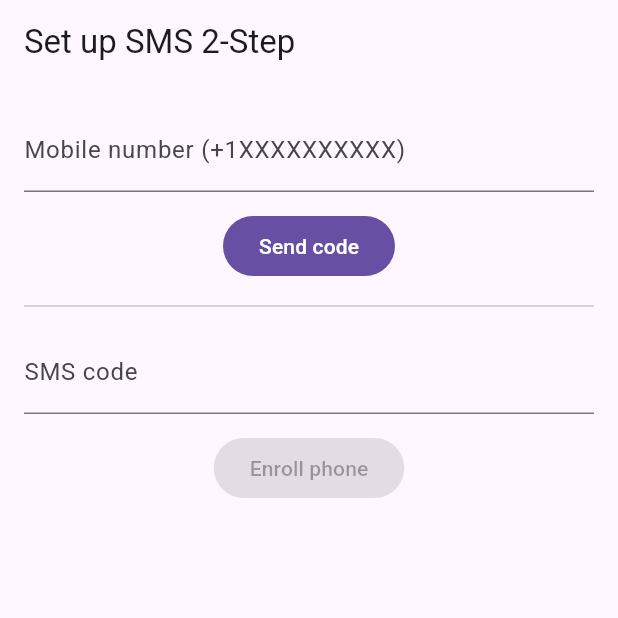
After one commit to barjr/ResQ, a Flutter app: the EnrollSmsMfaPage screen opened directly, on a phone screen of 412 x 824 dp, the top half of it. The commit adds this screen. Run offline on Flutter 3.47's test engine with Material 3 defaults, Android fonts, the phone set to English and light mode, and no system bars; our stand-ins replace cloud_firestore, cloud_functions, firebase_auth, firebase_core, firebase_messaging, speech_to_text; accounts and stored records are empty.

Commit message:
added pages

```diff
--- /dev/null
+++ b/lib/pages/enroll_sms_mfa.dart
@@ -0,0 +1,128 @@
+// lib/pages/enroll_sms_mfa_page.dart
+import 'package:flutter/material.dart';
+import 'package:firebase_auth/firebase_auth.dart';
+import 'package:resq/services/role_router.dart';
+
+class EnrollSmsMfaPage extends StatefulWidget {
+  final String? phonePrefill;
+  const EnrollSmsMfaPage({super.key, this.phonePrefill});
+
+  @override
+  State<EnrollSmsMfaPage> createState() => _EnrollSmsMfaPageState();
+}
+
+class _EnrollSmsMfaPageState extends State<EnrollSmsMfaPage> {
+  final _phoneCtrl = TextEditingController();
+  final _codeCtrl = TextEditingController();
+  String? _verificationId;
+  bool _sending = false;
+
+  @override
+  void initState() {
+    super.initState();
+    if (widget.phonePrefill != null && widget.phonePrefill!.isNotEmpty) {
+      _phoneCtrl.text = widget.phonePrefill!;
+    }
+  }
+
+  Future<void> _sendCode() async {
+    final user = FirebaseAuth.instance.currentUser!;
+    if (!user.emailVerified) {
+      ScaffoldMessenger.of(context).showSnackBar(
+        const SnackBar(content: Text('Verify email first')),
+      );
+      return;
+    }
+
+    setState(() => _sending = true);
+    try {
+      final session = await user.multiFactor.getSession();
+
+      await FirebaseAuth.instance.verifyPhoneNumber(
+        phoneNumber: _phoneCtrl.text.trim(),     // Make sure it’s E.164 if needed
+        multiFactorSession: session,
+        verificationCompleted: (_) {},           // We handle manual code entry
+        verificationFailed: (e) {
+          ScaffoldMessenger.of(context).showSnackBar(
+            SnackBar(content: Text('Failed: ${e.message}')),
+          );
+        },
+        codeSent: (verificationId, _) {
+          setState(() => _verificationId = verificationId);
+          ScaffoldMessenger.of(context).showSnackBar(
+            const SnackBar(content: Text('Code sent')),
+          );
+        },
+        codeAutoRetrievalTimeout: (_) {},
+      );
+    } finally {
+      if (mounted) setState(() => _sending = false);
+    }
+  }
+
+  Future<void> _enroll() async {
+    final user = FirebaseAuth.instance.currentUser!;
+    if (_verificationId == null) return;
+    try {
+      final cred = PhoneAuthProvider.credential(
+        verificationId: _verificationId!,
+        smsCode: _codeCtrl.text.trim(),
+      );
+      final assertion = PhoneMultiFactorGenerator.getAssertion(cred);
+      await user.multiFactor.enroll(
+        assertion,
+        displayName: 'Primary phone',
+      );
+
+      await user.getIdToken(true); // refresh claims just in case
+
+      if (!mounted) return;
+      // Done → route by role
+      await routeByRole(context, FirebaseAuth.instance.currentUser!);
+    } on FirebaseAuthException catch (e) {
+      ScaffoldMessenger.of(context).showSnackBar(
+        SnackBar(content: Text('Enroll failed: ${e.code} ${e.message}')),
+      );
+    }
+  }
+
+  @override
+  Widget build(BuildContext context) {
+    final hasVerification = _verificationId != null;
+    return Scaffold(
+      appBar: AppBar(title: const Text('Set up SMS 2-Step')),
+      body: Padding(
+        padding: const EdgeInsets.all(16),
+        child: Column(
+          children: [
+            TextField(
+              controller: _phoneCtrl,
+              decoration: const InputDecoration(
+                labelText: 'Mobile number (+1XXXXXXXXXX)',
+              ),
+              keyboardType: TextInputType.phone,
+            ),
+            const SizedBox(height: 12),
+            FilledButton(
+              onPressed: _sending ? null : _sendCode,
+              child: Text(_sending ? 'Sending…' : 'Send code'),
+            ),
+            const Divider(height: 32),
+            TextField(
+              controller: _codeCtrl,
+              decoration: const InputDecoration(
+                labelText: 'SMS code',
+              ),
+              keyboardType: TextInputType.number,
+            ),
+            const SizedBox(height: 12),
+            FilledButton(
+              onPressed: hasVerification ? _enroll : null,
+              child: const Text('Enroll phone'),
+            ),
+          ],
+        ),
+      ),
+    );
+  }
+}
--- a/lib/pages/mfa_enroll_page.dart
+++ b/lib/pages/mfa_enroll_page.dart
@@ -1,3 +1,8 @@
+/*THIS PAGE IS GOING TO BE REPLACED BY SMS_ENROLLMENT.DART
+  THIS WAS SUPPOSED TO BE FOR TOTP SETUP WHICH I MIGHT STILL USE IF GOOGLE CLOUD STOPS PLAYING LIKE THAT
+
+  */
+
 import 'package:flutter/material.dart';
 import 'package:firebase_auth/firebase_auth.dart';
 
--- a/lib/services/role_router.dart
+++ b/lib/services/role_router.dart
@@ -1,4 +1,5 @@
 // lib/services/role_router.dart
+/*CONTAINS ALL LOGIC TO REROUTE THE USER AFTER LOGIN BASED ON THE USER'S ROLE */
 import 'package:firebase_auth/firebase_auth.dart';
 import 'package:flutter/material.dart';
 
```
Also changed, not shown: lib/pages/verify_email.dart (added, +93 -0 lines).
